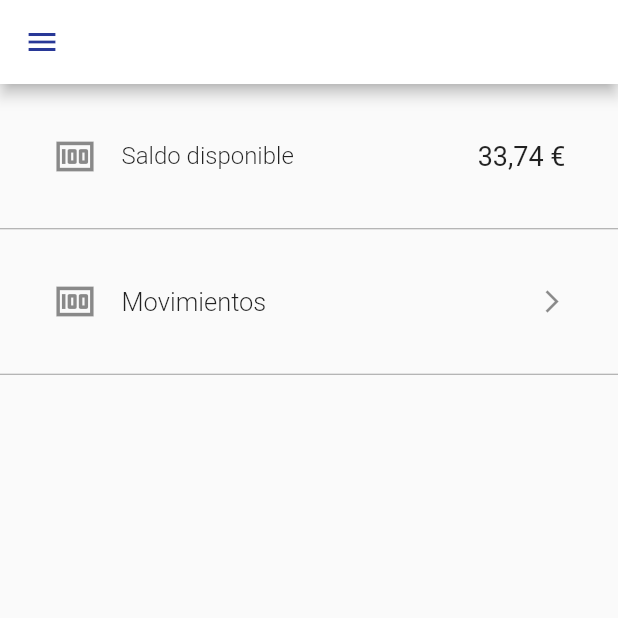
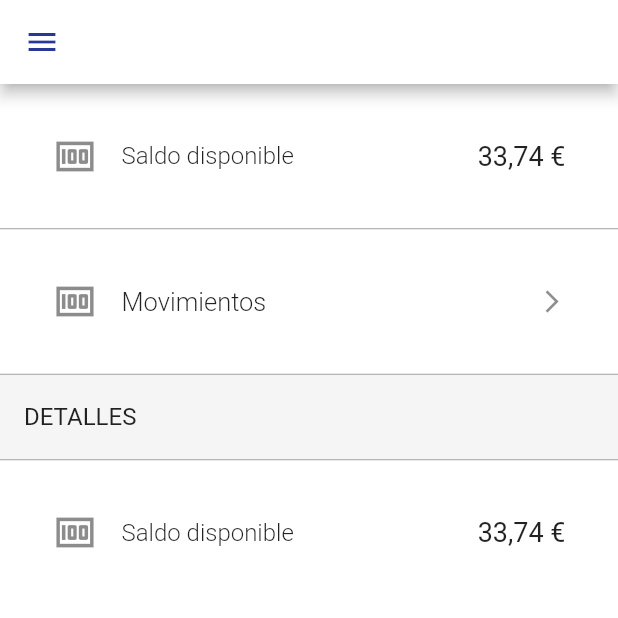
Before and after one commit to rldona/sodexo-flutter-clone, a Flutter app: the HomePage screen opened by its route, on a phone screen of 412 x 824 dp, the top half of it. Run offline on Flutter 3.47's test engine with Material 2 defaults, Android fonts, the phone set to English and light mode, and no system bars; our stand-ins replace flutter_switch.

Commit message:
fix: background color at home

```diff
--- a/lib/src/pages/home_page.dart
+++ b/lib/src/pages/home_page.dart
@@ -147,7 +147,9 @@ class _HomePageState extends State<HomePage> {
           ),
         ),
       ),
-      body: ListView(
+      body: Container(
+        color: Colors.white,
+        child: ListView(
           children: [
             ListTile(
               leading: Icon(
@@ -201,7 +203,43 @@ class _HomePageState extends State<HomePage> {
               height: 1,
               color: Colors.grey[500],
             ),
+            Container(
+              color: Colors.grey[100],
+              child: ListTile(
+                title: Text(
+                  'DETALLES',
+                ),
+              ),
+            ),
+            Divider(
+              height: 1,
+              color: Colors.grey[500],
+            ),
+            ListTile(
+              leading: Icon(
+                Icons.money_outlined,
+                size: 30,
+              ),
+              minLeadingWidth: 30,
+              contentPadding:
+                  EdgeInsets.only(top: 20, left: 35, right: 35, bottom: 20),
+              title: Text(
+                'Saldo disponible',
+                style: TextStyle(
+                  fontSize: 16,
+                  fontWeight: FontWeight.w300,
+                ),
+              ),
+              trailing: Text(
+                '33,74 €',
+                style: TextStyle(
+                  fontSize: 18,
+                ),
+              ),
+              onTap: null,
+            ),
           ],
+        ),
       ),
     );
   }
```
Lines whose indentation alone changed are shown as unchanged.
